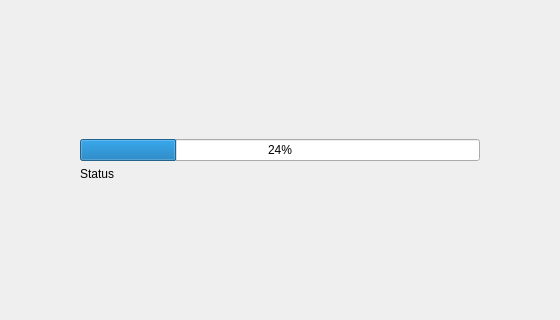
RxLaboratory/DuTF, file src/mainwindow.ui: the form before one commit; both pictures show x 416 to 976 and y 230 to 550 of the 1393 by 779 pixel window.
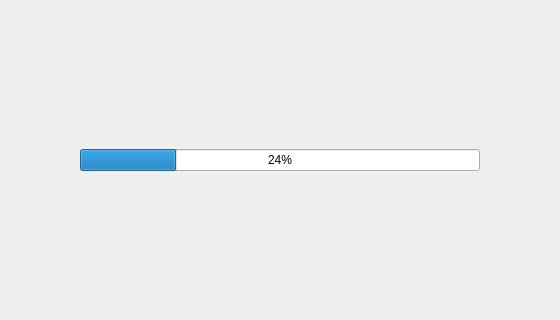
The form after the commit. Icons and pictures are not drawn.

Commit message: UI improvement during initialization

Diff of the .ui file:
```diff
--- a/src/mainwindow.ui
+++ b/src/mainwindow.ui
@@ -142,13 +142,6 @@
           </property>
          </widget>
         </item>
-        <item row="2" column="0">
-         <widget class="QLabel" name="mainStatusLabel">
-          <property name="text">
-           <string>Status</string>
-          </property>
-         </widget>
-        </item>
         <item row="0" column="0">
          <spacer name="verticalSpacer">
           <property name="orientation">
@@ -162,7 +155,7 @@
           </property>
          </spacer>
         </item>
-        <item row="3" column="0">
+        <item row="2" column="0">
          <spacer name="verticalSpacer_2">
           <property name="orientation">
            <enum>Qt::Vertical</enum>
```
The commit also changes 2 other files.
